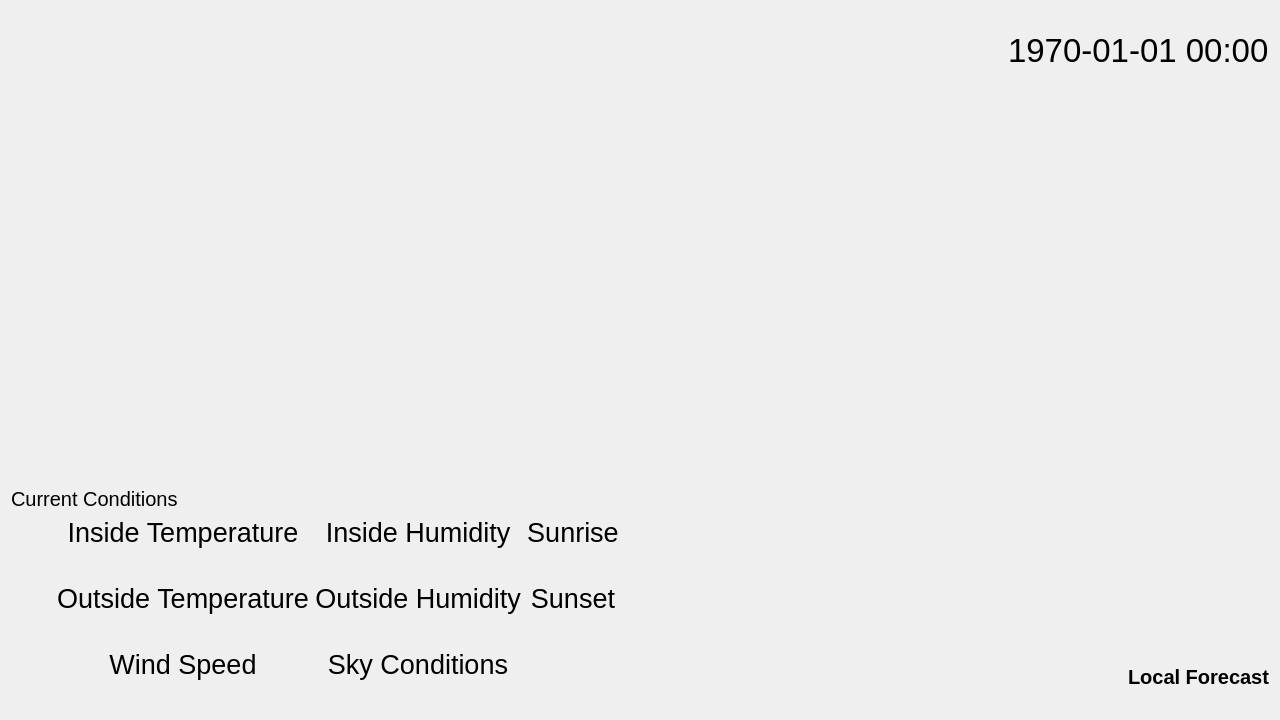
The window that main/MirrorFrame.ui (Risca/magicmirror) describes before a commit, drawn with Qt 5.
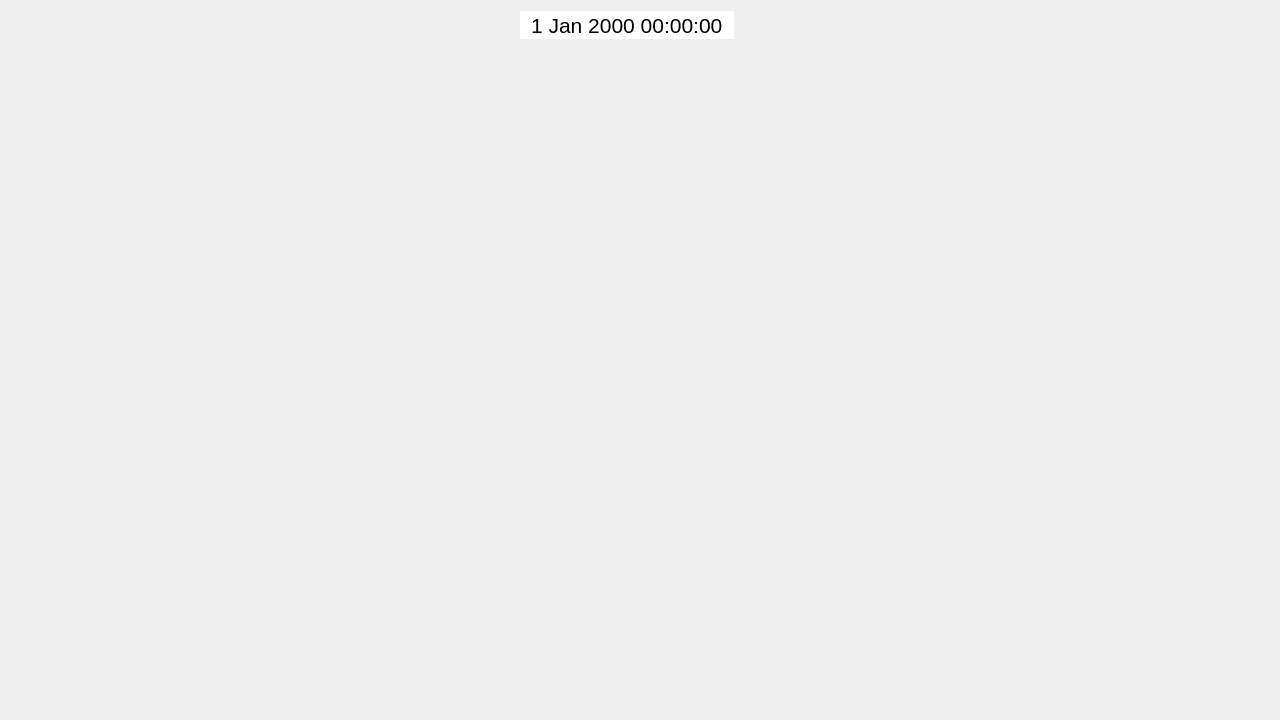
The same window after the commit.

Commit message: Re-factor weather conditions and forecast

The edit to the form file:
```diff
--- a/main/MirrorFrame.ui
+++ b/main/MirrorFrame.ui
@@ -10,24 +10,85 @@
     <height>720</height>
    </rect>
   </property>
-  <layout class="QVBoxLayout" name="verticalLayout">
+  <layout class="QVBoxLayout" name="verticalLayout" stretch="0,1,0">
    <item>
-    <layout class="QHBoxLayout" name="topHorizontalLayout">
+    <layout class="QHBoxLayout" name="topHorizontalLayout" stretch="1,0">
      <item>
-      <spacer name="horizontalSpacer_2">
-       <property name="orientation">
-        <enum>Qt::Horizontal</enum>
-       </property>
-       <property name="sizeHint" stdset="0">
-        <size>
-         <width>40</width>
-         <height>20</height>
-        </size>
-       </property>
-      </spacer>
+      <layout class="QGridLayout" name="gridLayout_2">
+       <item row="1" column="0">
+        <spacer name="verticalSpacer_5">
+         <property name="orientation">
+          <enum>Qt::Vertical</enum>
+         </property>
+         <property name="sizeHint" stdset="0">
+          <size>
+           <width>20</width>
+           <height>40</height>
+          </size>
+         </property>
+        </spacer>
+       </item>
+       <item row="0" column="0">
+        <layout class="QHBoxLayout" name="horizontalLayout" stretch="1,0,1">
+         <item>
+          <spacer name="horizontalSpacer">
+           <property name="orientation">
+            <enum>Qt::Horizontal</enum>
+           </property>
+           <property name="sizeHint" stdset="0">
+            <size>
+             <width>40</width>
+             <height>20</height>
+            </size>
+           </property>
+          </spacer>
+         </item>
+         <item>
+          <widget class="QDateTimeEdit" name="clock">
+           <property name="font">
+            <font>
+             <pointsize>16</pointsize>
+            </font>
+           </property>
+           <property name="focusPolicy">
+            <enum>Qt::NoFocus</enum>
+           </property>
+           <property name="frame">
+            <bool>false</bool>
+           </property>
+           <property name="alignment">
+            <set>Qt::AlignCenter</set>
+           </property>
+           <property name="readOnly">
+            <bool>true</bool>
+           </property>
+           <property name="buttonSymbols">
+            <enum>QAbstractSpinBox::NoButtons</enum>
+           </property>
+           <property name="keyboardTracking">
+            <bool>false</bool>
+           </property>
+          </widget>
+         </item>
+         <item>
+          <spacer name="horizontalSpacer_2">
+           <property name="orientation">
+            <enum>Qt::Horizontal</enum>
+           </property>
+           <property name="sizeHint" stdset="0">
+            <size>
+             <width>40</width>
+             <height>20</height>
+            </size>
+           </property>
+          </spacer>
+         </item>
+        </layout>
+       </item>
+      </layout>
      </item>
      <item>
-      <layout class="QVBoxLayout" name="verticalLayout_3">
+      <layout class="QVBoxLayout" name="verticalLayout_3" stretch="0,1">
        <item>
         <widget class="QLabel" name="versionLabel">
          <property name="font">
@@ -45,18 +106,6 @@
          </property>
         </widget>
        </item>
-       <item>
-        <widget class="QLabel" name="clockLabel">
-         <property name="font">
-          <font>
-           <pointsize>25</pointsize>
-          </font>
-         </property>
-         <property name="text">
-          <string>1970-01-01 00:00</string>
-         </property>
-        </widget>
-       </item>
        <item>
         <spacer name="verticalSpacer_4">
          <property name="orientation">
@@ -82,340 +131,13 @@
      <property name="sizeHint" stdset="0">
       <size>
        <width>20</width>
-       <height>496</height>
+       <height>40</height>
       </size>
      </property>
     </spacer>
    </item>
    <item>
-    <layout class="QHBoxLayout" name="horizontalLayout_3">
-     <item>
-      <widget class="QWidget" name="conditionsWidget" native="true">
-       <property name="font">
-        <font>
-         <pointsize>20</pointsize>
-        </font>
-       </property>
-       <layout class="QGridLayout" name="gridLayout">
-        <property name="leftMargin">
-         <number>0</number>
-        </property>
-        <property name="topMargin">
-         <number>0</number>
-        </property>
-        <property name="rightMargin">
-         <number>0</number>
-        </property>
-        <property name="bottomMargin">
-         <number>0</number>
-        </property>
-        <item row="4" column="0" rowspan="3">
-         <spacer name="conditionsIndentation">
-          <property name="orientation">
-           <enum>Qt::Horizontal</enum>
-          </property>
-          <property name="sizeType">
-           <enum>QSizePolicy::Maximum</enum>
-          </property>
-          <property name="sizeHint" stdset="0">
-           <size>
-            <width>40</width>
-            <height>20</height>
-           </size>
-          </property>
-         </spacer>
-        </item>
-        <item row="4" column="2">
-         <layout class="QVBoxLayout" name="localHumidityLayout">
-          <item>
-           <widget class="QLabel" name="localHumidityLabel">
-            <property name="text">
-             <string>Inside Humidity</string>
-            </property>
-            <property name="alignment">
-             <set>Qt::AlignBottom|Qt::AlignHCenter</set>
-            </property>
-           </widget>
-          </item>
-          <item>
-           <widget class="QLabel" name="localHumidity">
-            <property name="font">
-             <font>
-              <pointsize>15</pointsize>
-              <weight>50</weight>
-              <bold>false</bold>
-             </font>
-            </property>
-            <property name="text">
-             <string/>
-            </property>
-            <property name="alignment">
-             <set>Qt::AlignHCenter|Qt::AlignTop</set>
-            </property>
-           </widget>
-          </item>
-         </layout>
-        </item>
-        <item row="2" column="0" colspan="4">
-         <widget class="QLabel" name="currentLabel">
-          <property name="font">
-           <font>
-            <pointsize>15</pointsize>
-           </font>
-          </property>
-          <property name="text">
-           <string>Current Conditions</string>
-          </property>
-         </widget>
-        </item>
-        <item row="6" column="3">
-         <widget class="QLabel" name="currentIcon">
-          <property name="text">
-           <string/>
-          </property>
-          <property name="alignment">
-           <set>Qt::AlignCenter</set>
-          </property>
-         </widget>
-        </item>
-        <item row="1" column="0" colspan="4">
-         <spacer name="verticalSpacer_3">
-          <property name="orientation">
-           <enum>Qt::Vertical</enum>
-          </property>
-          <property name="sizeHint" stdset="0">
-           <size>
-            <width>20</width>
-            <height>40</height>
-           </size>
-          </property>
-         </spacer>
-        </item>
-        <item row="4" column="3">
-         <layout class="QVBoxLayout" name="sunriseLayout">
-          <item>
-           <widget class="QLabel" name="sunriseLabel">
-            <property name="text">
-             <string>Sunrise</string>
-            </property>
-            <property name="alignment">
-             <set>Qt::AlignBottom|Qt::AlignHCenter</set>
-            </property>
-           </widget>
-          </item>
-          <item>
-           <widget class="QLabel" name="sunrise">
-            <property name="font">
-             <font>
-              <pointsize>15</pointsize>
-              <weight>50</weight>
-              <bold>false</bold>
-             </font>
-            </property>
-            <property name="text">
-             <string/>
-            </property>
-            <property name="alignment">
-             <set>Qt::AlignHCenter|Qt::AlignTop</set>
-            </property>
-           </widget>
-          </item>
-         </layout>
-        </item>
-        <item row="5" column="2">
-         <layout class="QVBoxLayout" name="currentHumidityLayout">
-          <item>
-           <widget class="QLabel" name="currentHumidityLabel">
-            <property name="text">
-             <string>Outside Humidity</string>
-            </property>
-            <property name="alignment">
-             <set>Qt::AlignBottom|Qt::AlignHCenter</set>
-            </property>
-           </widget>
-          </item>
-          <item>
-           <widget class="QLabel" name="currentHumidity">
-            <property name="font">
-             <font>
-              <pointsize>15</pointsize>
-              <weight>50</weight>
-              <bold>false</bold>
-             </font>
-            </property>
-            <property name="text">
-             <string/>
-            </property>
-            <property name="alignment">
-             <set>Qt::AlignHCenter|Qt::AlignTop</set>
-            </property>
-           </widget>
-          </item>
-         </layout>
-        </item>
-        <item row="5" column="3">
-         <layout class="QVBoxLayout" name="sunsetLayout">
-          <item>
-           <widget class="QLabel" name="sunsetLabel">
-            <property name="font">
-             <font>
-              <pointsize>20</pointsize>
-             </font>
-            </property>
-            <property name="text">
-             <string>Sunset</string>
-            </property>
-            <property name="alignment">
-             <set>Qt::AlignBottom|Qt::AlignHCenter</set>
-            </property>
-           </widget>
-          </item>
-          <item>
-           <widget class="QLabel" name="sunset">
-            <property name="font">
-             <font>
-              <pointsize>15</pointsize>
-              <weight>50</weight>
-              <bold>false</bold>
-             </font>
-            </property>
-            <property name="text">
-             <string/>
-            </property>
-            <property name="alignment">
-             <set>Qt::AlignHCenter|Qt::AlignTop</set>
-            </property>
-           </widget>
-          </item>
-         </layout>
-        </item>
-        <item row="6" column="2">
-         <layout class="QVBoxLayout" name="currentSkyLayout">
-          <item>
-           <widget class="QLabel" name="currentSkyLabel">
-            <property name="text">
-             <string>Sky Conditions</string>
-            </property>
-            <property name="alignment">
-             <set>Qt::AlignBottom|Qt::AlignHCenter</set>
-            </property>
-           </widget>
-          </item>
-          <item>
-           <widget class="QLabel" name="currentSky">
-            <property name="font">
-             <font>
-              <pointsize>15</pointsize>
-              <weight>50</weight>
-              <bold>false</bold>
-             </font>
-            </property>
-            <property name="text">
-             <string/>
-            </property>
-            <property name="alignment">
-             <set>Qt::AlignHCenter|Qt::AlignTop</set>
-            </property>
-           </widget>
-          </item>
-         </layout>
-        </item>
-        <item row="6" column="1">
-         <layout class="QVBoxLayout" name="currentWindLayout">
-          <item>
-           <widget class="QLabel" name="currentWindLabel">
-            <property name="text">
-             <string>Wind Speed</string>
-            </property>
-            <property name="alignment">
-             <set>Qt::AlignBottom|Qt::AlignHCenter</set>
-            </property>
-           </widget>
-          </item>
-          <item>
-           <widget class="QLabel" name="currentWind">
-            <property name="font">
-             <font>
-              <pointsize>15</pointsize>
-              <weight>50</weight>
-              <bold>false</bold>
-             </font>
-            </property>
-            <property name="text">
-             <string/>
-            </property>
-            <property name="alignment">
-             <set>Qt::AlignHCenter|Qt::AlignTop</set>
-            </property>
-           </widget>
-          </item>
-         </layout>
-        </item>
-        <item row="5" column="1">
-         <layout class="QVBoxLayout" name="currentTempLayout">
-          <item>
-           <widget class="QLabel" name="currentTempLabel">
-            <property name="text">
-             <string>Outside Temperature</string>
-            </property>
-            <property name="alignment">
-             <set>Qt::AlignBottom|Qt::AlignHCenter</set>
-            </property>
-           </widget>
-          </item>
-          <item>
-           <widget class="QLabel" name="currentTemp">
-            <property name="font">
-             <font>
-              <pointsize>15</pointsize>
-              <weight>50</weight>
-              <bold>false</bold>
-             </font>
-            </property>
-            <property name="text">
-             <string/>
-            </property>
-            <property name="alignment">
-             <set>Qt::AlignHCenter|Qt::AlignTop</set>
-            </property>
-           </widget>
-          </item>
-         </layout>
-        </item>
-        <item row="4" column="1">
-         <layout class="QVBoxLayout" name="localTempLayout">
-          <item>
-           <widget class="QLabel" name="localTempLabel">
-            <property name="text">
-             <string>Inside Temperature</string>
-            </property>
-            <property name="alignment">
-             <set>Qt::AlignBottom|Qt::AlignHCenter</set>
-            </property>
-           </widget>
-          </item>
-          <item>
-           <widget class="QLabel" name="localTemp">
-            <property name="font">
-             <font>
-              <pointsize>15</pointsize>
-              <weight>50</weight>
-              <bold>false</bold>
-             </font>
-            </property>
-            <property name="text">
-             <string/>
-            </property>
-            <property name="alignment">
-             <set>Qt::AlignHCenter|Qt::AlignTop</set>
-            </property>
-           </widget>
-          </item>
-         </layout>
-        </item>
-       </layout>
-      </widget>
-     </item>
+    <layout class="QHBoxLayout" name="bottomHorizontalLayout" stretch="0">
      <item>
       <spacer name="horizontalSpacer_3">
        <property name="orientation">
@@ -429,74 +151,6 @@
        </property>
       </spacer>
      </item>
-     <item>
-      <widget class="QWidget" name="forecastWidget" native="true">
-       <layout class="QVBoxLayout" name="verticalLayout_2">
-        <property name="leftMargin">
-         <number>0</number>
-        </property>
-        <property name="topMargin">
-         <number>0</number>
-        </property>
-        <property name="rightMargin">
-         <number>0</number>
-        </property>
-        <property name="bottomMargin">
-         <number>0</number>
-        </property>
-        <item>
-         <spacer name="verticalSpacer_2">
-          <property name="orientation">
-           <enum>Qt::Vertical</enum>
-          </property>
-          <property name="sizeHint" stdset="0">
-           <size>
-            <width>20</width>
-            <height>40</height>
-           </size>
-          </property>
-         </spacer>
-        </item>
-        <item>
-         <widget class="QLabel" name="forecastLabel">
-          <property name="font">
-           <font>
-            <pointsize>15</pointsize>
-            <weight>75</weight>
-            <bold>true</bold>
-           </font>
-          </property>
-          <property name="text">
-           <string>Local Forecast</string>
-          </property>
-         </widget>
-        </item>
-        <item>
-         <layout class="QHBoxLayout" name="horizontalLayout_2">
-          <item>
-           <spacer name="forecastIndentation">
-            <property name="orientation">
-             <enum>Qt::Horizontal</enum>
-            </property>
-            <property name="sizeType">
-             <enum>QSizePolicy::Maximum</enum>
-            </property>
-            <property name="sizeHint" stdset="0">
-             <size>
-              <width>40</width>
-              <height>20</height>
-             </size>
-            </property>
-           </spacer>
-          </item>
-          <item>
-           <layout class="QGridLayout" name="forecastLayout"/>
-          </item>
-         </layout>
-        </item>
-       </layout>
-      </widget>
-     </item>
     </layout>
    </item>
   </layout>
```
The commit also changes 39 other files.
